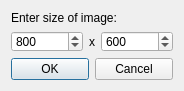
dmitriyushakov/imaginegenerator, file gui/exportsize.ui: the form before one commit.
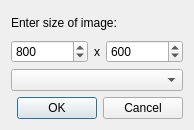
The form after the commit. Icons and pictures are not drawn.

Commit message: Add list of resolutions for "Export" dialog.

Diff of the .ui file:
```diff
--- a/gui/exportsize.ui
+++ b/gui/exportsize.ui
@@ -9,22 +9,10 @@
    <rect>
     <x>0</x>
     <y>0</y>
-    <width>184</width>
-    <height>91</height>
+    <width>194</width>
+    <height>130</height>
    </rect>
   </property>
-  <property name="minimumSize">
-   <size>
-    <width>184</width>
-    <height>91</height>
-   </size>
-  </property>
-  <property name="maximumSize">
-   <size>
-    <width>184</width>
-    <height>91</height>
-   </size>
-  </property>
   <property name="windowTitle">
    <string>Size</string>
   </property>
@@ -95,6 +83,9 @@
      </item>
     </layout>
    </item>
+   <item>
+    <widget class="QComboBox" name="resolutionsBox"/>
+   </item>
    <item>
     <widget class="QDialogButtonBox" name="buttonBox">
      <property name="standardButtons">
```
The commit also changes 4 other files.
